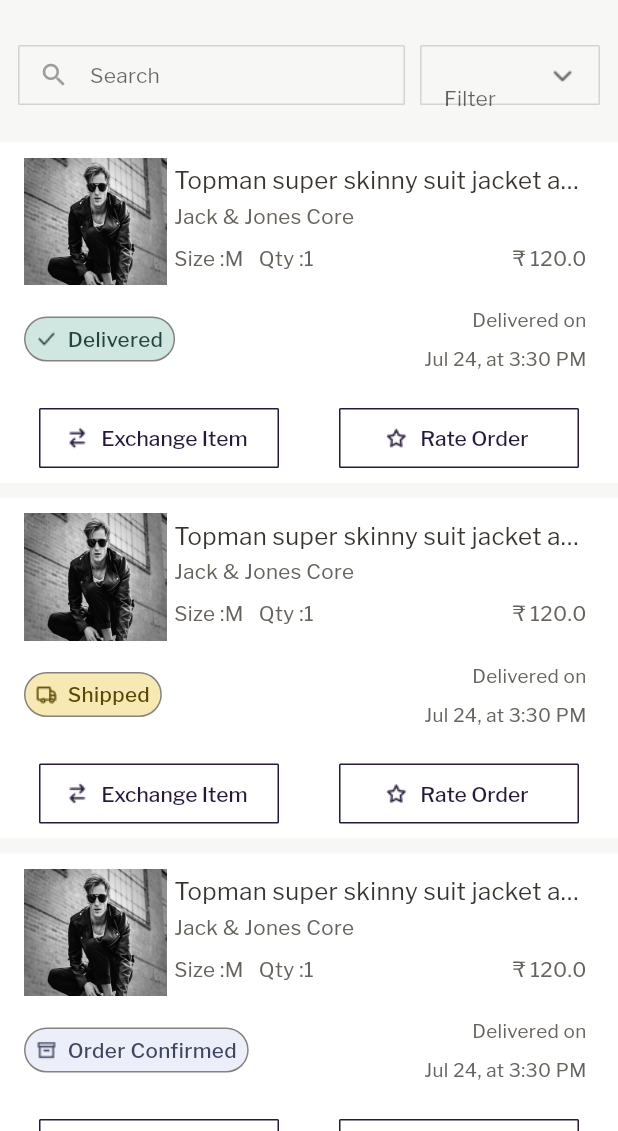
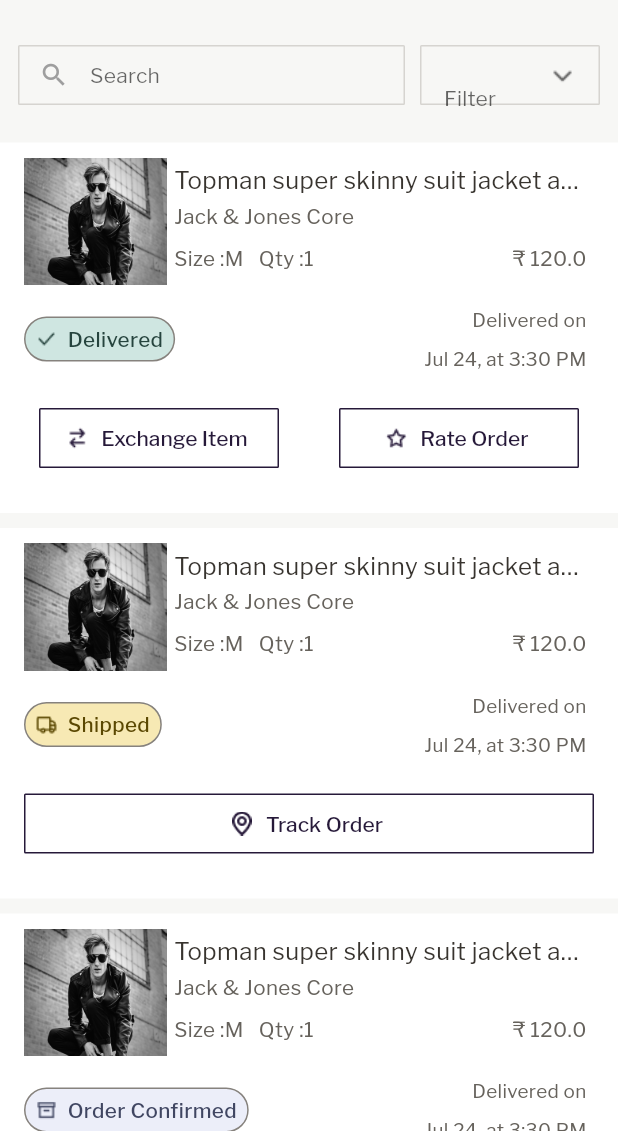
Before and after one commit to LaFetch2026/Lf_Application_Production, a Flutter app: the OrderExchangeScreen screen opened directly, on a phone screen of 412 x 824 dp, the part 105-1236 px from its top. Run offline on Flutter 3.47's test engine with Material 2 defaults, Android fonts, the phone set to English and light mode, and no system bars; our stand-ins replace dropdown_button2, flutter_otp_text_field, flutter_rating_bar, flutter_screenutil, get, getwidget and 3 more; accounts and stored records are empty.

Commit message:
add functionality in order and exchange screen

```diff
--- a/lib/screens/orderexchangescreen.dart
+++ b/lib/screens/orderexchangescreen.dart
@@ -532,11 +532,16 @@ class OrderExchangeScreenState extends State<OrderExchangeScreen> {
                                                   ],
                                                 ),
                                               ),
-                                              index < 3
-                                                  ? Padding(
-                                                      padding: const EdgeInsets
-                                                              .symmetric(
-                                                          horizontal: 16),
+                                              Column(
+                                                children: [
+                                                  if (items[index] ==
+                                                      "Delivered") ...[
+                                                    Padding(
+                                                      padding:
+                                                          const EdgeInsets.only(
+                                                              left: 16,
+                                                              right: 16,
+                                                              bottom: 20),
                                                       child: DoubleIconButton(
                                                           firstText:
                                                               "Exchange Item",
@@ -562,10 +567,65 @@ class OrderExchangeScreenState extends State<OrderExchangeScreen> {
                                                           secondIcon:
                                                               rateOrderImage),
                                                     )
-                                                  : Padding(
-                                                      padding: const EdgeInsets
-                                                              .symmetric(
-                                                          vertical: 10),
+                                                  ] else if (items[index] ==
+                                                      "Order Confirmed") ...[
+                                                    Padding(
+                                                      padding:
+                                                          const EdgeInsets.only(
+                                                              left: 16,
+                                                              right: 16,
+                                                              bottom: 20),
+                                                      child: DoubleIconButton(
+                                                          firstText:
+                                                              "Cancel Item",
+                                                          secondText:
+                                                              "Track Order",
+                                                          firstTextColor:
+                                                              btnTextColor,
+                                                          secondTextColor:
+                                                              btnTextColor,
+                                                          firstBackgroundColor:
+                                                              whiteColor,
+                                                          secondBackgroundColor:
+                                                              whiteColor,
+                                                          firstBorderColor:
+                                                              btnTextColor,
+                                                          secondBorderColor:
+                                                              btnTextColor,
+                                                          firstIcon:
+                                                              blackCrossImage,
+                                                          onPressedFirst: () {},
+                                                          onPressedSecond:
+                                                              () {},
+                                                          secondIcon:
+                                                              locationIcon),
+                                                    )
+                                                  ] else if (items[index] ==
+                                                      "Shipped") ...[
+                                                    Padding(
+                                                      padding:
+                                                          const EdgeInsets.only(
+                                                              left: 16,
+                                                              right: 16,
+                                                              top: 10,
+                                                              bottom: 30),
+                                                      child: SingleIconButton(
+                                                          label: "Track Order",
+                                                          textColor:
+                                                              btnTextColor,
+                                                          backgroundColor:
+                                                              whiteColor,
+                                                          onPressed: () {},
+                                                          borderColor:
+                                                              btnTextColor,
+                                                          icon: locationIcon),
+                                                    )
+                                                  ] else ...[
+                                                    Padding(
+                                                      padding:
+                                                          const EdgeInsets.only(
+                                                              top: 10,
+                                                              bottom: 30),
                                                       child: SingleButton(
                                                           label: "View details",
                                                           height: 40,
@@ -577,13 +637,9 @@ class OrderExchangeScreenState extends State<OrderExchangeScreen> {
                                                           borderColor:
                                                               btnTextColor),
                                                     )
-                                              /*  SingleIconButton(
-                                                  label: "Track Order",
-                                                  textColor: btnTextColor,
-                                                  backgroundColor: whiteColor,
-                                                  onPressed: () {},
-                                                  borderColor: btnTextColor,
-                                                  icon: locationIcon) */
+                                                  ],
+                                                ],
+                                              ),
                                             ]),
                                       ),
                                     ),
```
